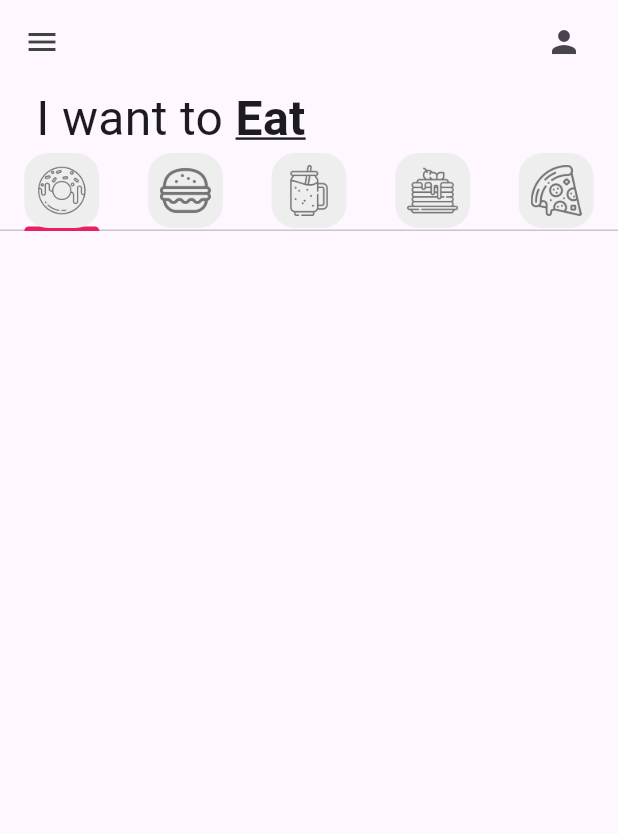
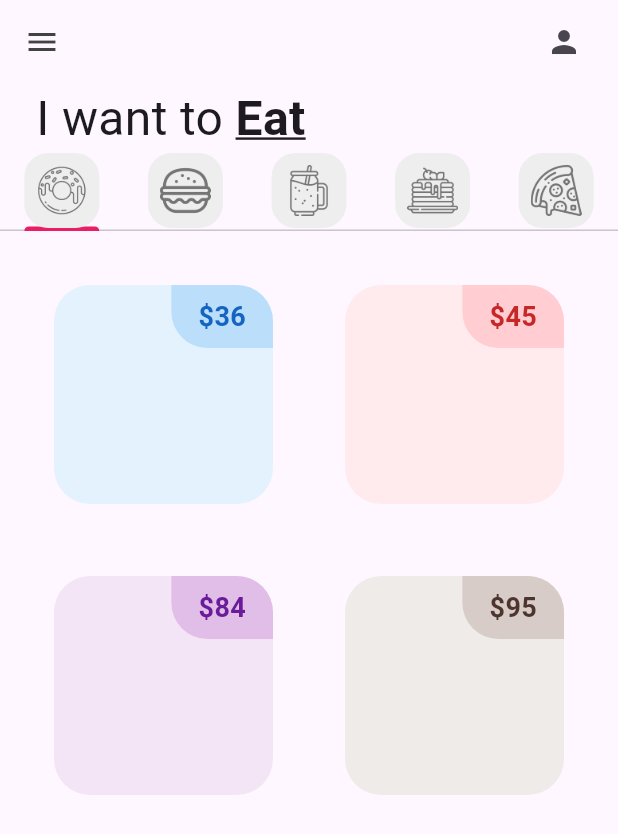
Before and after one commit to IIFreyrII/donut_app, a Flutter app: the screen it shows after launch, on a phone screen of 412 x 824 dp. Shown: the top 834 px of the screen. Run offline on Flutter 3.47's test engine with Material 3 defaults, Android fonts, the phone set to English and light mode, and no system bars.

Commit message:
Starting DonutTile

```diff
--- a/lib/tabs/donut.dart
+++ b/lib/tabs/donut.dart
@@ -1,7 +1,17 @@
+import 'package:donut_app/utils/donut_tile.dart';
 import 'package:flutter/material.dart';
 
 class DonutTab extends StatelessWidget {
-  const DonutTab({super.key});
+  //list of donuts
+  final List donutsOnSale = [
+    // [ donutFlavor, donutPrice, donutColor, imageName ]
+    ["Ice Cream", "36", Colors.blue, "lib/images/icecream_donut.png"],
+    ["Strawberry", "45", Colors.red, "lib/images/strawberry_donut.png"],
+    ["Grape Ape", "84", Colors.purple, "lib/images/grape_donut.png"],
+    ["Choco", "95", Colors.brown, "lib/images/chocolate_donut.png"],
+  ];
+
+  DonutTab({super.key});
 
   @override
   Widget build(BuildContext context) {
@@ -11,11 +21,15 @@ class DonutTab extends StatelessWidget {
             //Número de columnas
             crossAxisCount: 2),
         //Cuántos elementos
-        itemCount: 2,
+        itemCount: 4,
         padding: const EdgeInsets.all(12),
         //Qué elemmento se construirá
         itemBuilder: (context, index) {
-          return;
+          return DonutTile(
+              donutFlavor: donutsOnSale[index][0],
+              donutPrice: donutsOnSale[index][1],
+              donutColor: donutsOnSale[index][2],
+              imageName: donutsOnSale[index][3]);
         });
   }
 }
--- /dev/null
+++ b/lib/utils/donut_tile.dart
@@ -0,0 +1,60 @@
+import 'package:flutter/material.dart';
+
+class DonutTile extends StatelessWidget {
+  final String donutFlavor;
+  final String donutPrice;
+  // dynamic porque será de tipo color
+  final dynamic donutColor;
+  final String imageName;
+
+  const DonutTile({
+    super.key,
+    required this.donutFlavor,
+    required this.donutPrice,
+    required this.donutColor,
+    required this.imageName,
+  });
+
+  @override
+  Widget build(BuildContext context) {
+    return Padding(
+      padding: const EdgeInsets.all(12.0),
+      child: Padding(
+        padding: const EdgeInsets.all(12.0),
+        child: Container(
+          decoration: BoxDecoration(
+            color: donutColor[50],
+            borderRadius: BorderRadius.circular(24),
+          ),
+          child: Column(
+            children: [
+              Row(
+                mainAxisAlignment: MainAxisAlignment.end,
+                children: [
+                  Container(
+                    decoration: BoxDecoration(
+                      color: donutColor[100],
+                      borderRadius: const BorderRadius.only(bottomLeft: Radius.circular(24),
+                      topRight: const Radius.circular(24),
+                      ),
+                    ),
+                    padding: const EdgeInsets.symmetric(vertical: 8,
+                    horizontal: 18),
+                    child: Text(
+                      '\$$donutPrice',
+                      style: TextStyle(
+                        fontWeight: FontWeight.bold,
+                        fontSize: 18,
+                        color: donutColor[800],
+                      ),
+                    )
+                  ),
+                ],
+              ),
+            ],
+          ),
+        ),
+      ),
+    );
+  }
+}
```
